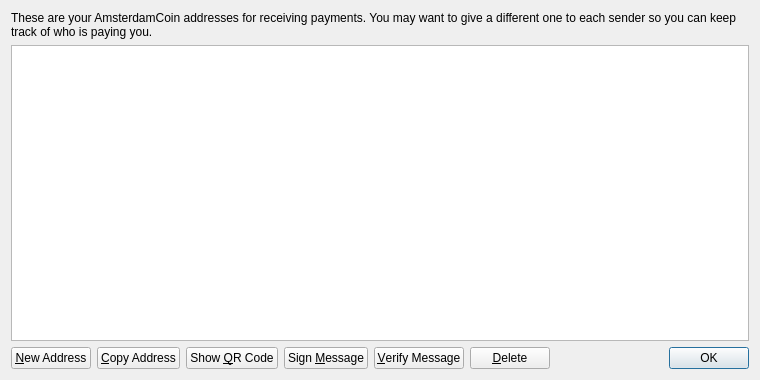
Above: src/qt/forms/addressbookpage.ui from ALLMINER/XDE2 before the change. Below: the same form after it.
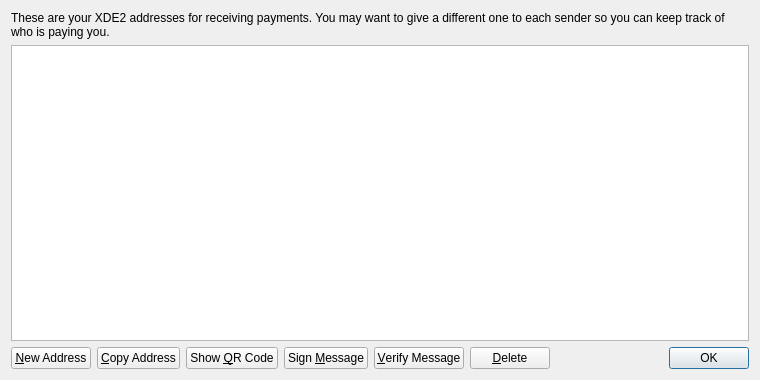
That is the form after the change.

```diff
--- a/src/qt/forms/addressbookpage.ui
+++ b/src/qt/forms/addressbookpage.ui
@@ -17,7 +17,7 @@
    <item>
     <widget class="QLabel" name="labelExplanation">
      <property name="text">
-      <string>These are your AmsterdamCoin addresses for receiving payments. You may want to give a different one to each sender so you can keep track of who is paying you.</string>
+      <string>These are your XDE2 addresses for receiving payments. You may want to give a different one to each sender so you can keep track of who is paying you.</string>
      </property>
      <property name="textFormat">
       <enum>Qt::PlainText</enum>
```
Left out of the diff: 4 changed lines with no effect on the pictures.
